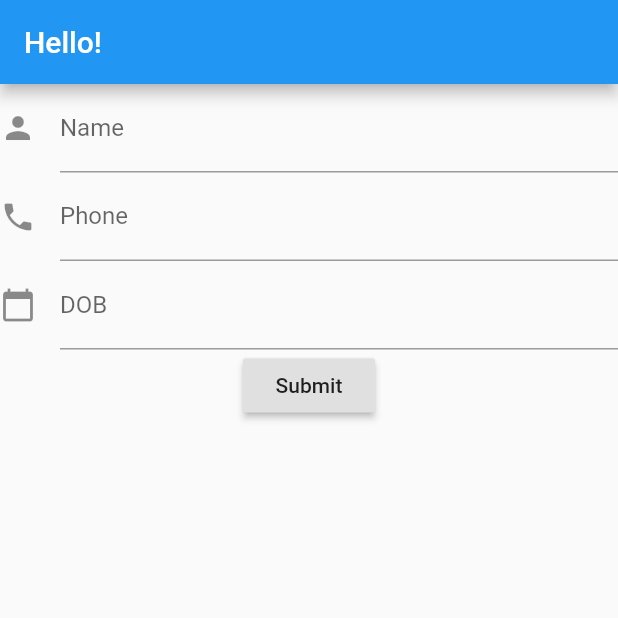
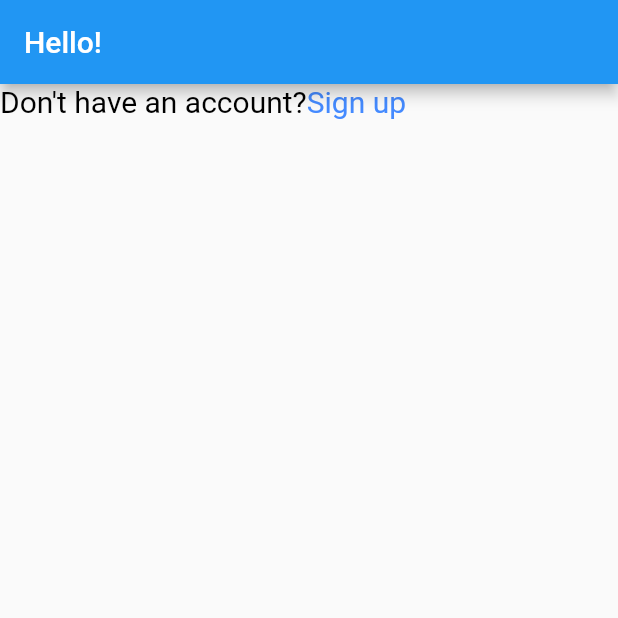
Before and after one commit to James-Njeru/flutter, a Flutter app: the screen it shows after launch, on a phone screen of 412 x 824 dp, the top half of it. Run offline on Flutter 3.47's test engine with Material 2 defaults, Android fonts, the phone set to English and light mode, and no system bars.

Commit message:
rich text widget

```diff
--- a/lib/main.dart
+++ b/lib/main.dart
@@ -21,59 +21,16 @@ class _FlutterAppState extends State<FlutterApp>{
         appBar: AppBar(
           title: const Text('Hello!'),
         ),
-        body: Form(
-          key: _key,
-          child: Column(
-            children: [
-              TextFormField(
-                decoration: const InputDecoration(
-                  labelText: 'Name',
-                  hintText: 'Enter name',
-                  icon: Icon(Icons.person),
-                ),
-                validator: (value){
-                  if(value!.isEmpty){
-                    return 'enter name';
-                  }
-                },
-              ),
-              TextFormField(
-                decoration: const InputDecoration(
-                  labelText: 'Phone',
-                  hintText: 'Enter phone number',
-                  icon: Icon(Icons.phone),
-                ),
-                validator: (value){
-                  if(value!.isEmpty){
-                    return 'enter phone number';
-                  }
-                },
-              ),
-              TextFormField(
-                decoration: const InputDecoration(
-                  labelText: 'DOB',
-                  hintText: 'Date of birth',
-                  icon: Icon(Icons.calendar_today),
-                ),
-                validator: (value){
-                  if(value!.isEmpty){
-                    return 'enter DOB';
-                  }
-                },
-              ),
-              Container(
-                alignment: Alignment.center,
-                child: RaisedButton(
-                  child: Text('Submit'),
-                  onPressed: (){
-                    if(_key.currentState!.validate()){
-                      Scaffold.of(context)
-                          .showSnackBar(SnackBar(content: Text('Data is processing')));
-                    }
-                  },
-                ),
-              ),
-            ],
+        body: RichText(
+          text: const TextSpan(
+            text: 'Don\'t have an account?',
+            style: TextStyle(color: Colors.black, fontSize: 20),
+            children: <TextSpan>[
+              TextSpan(
+                text: 'Sign up',
+                style: TextStyle(color: Colors.blueAccent, fontSize: 20)
+              )
+            ]
           ),
         ),
       ),
```
